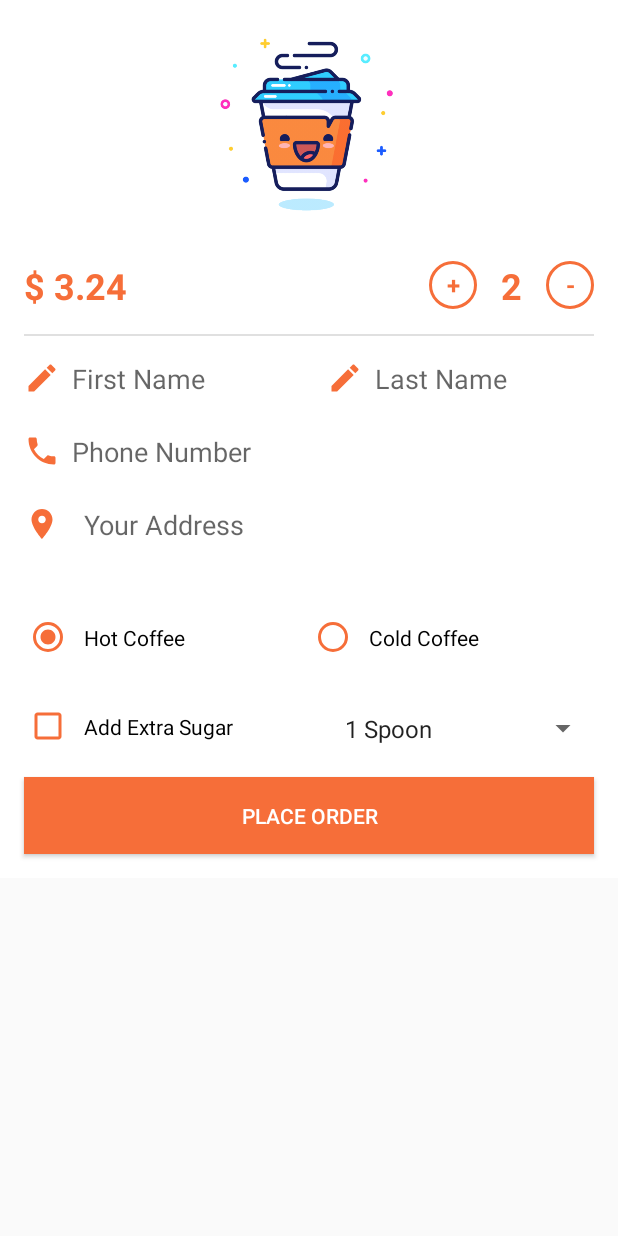
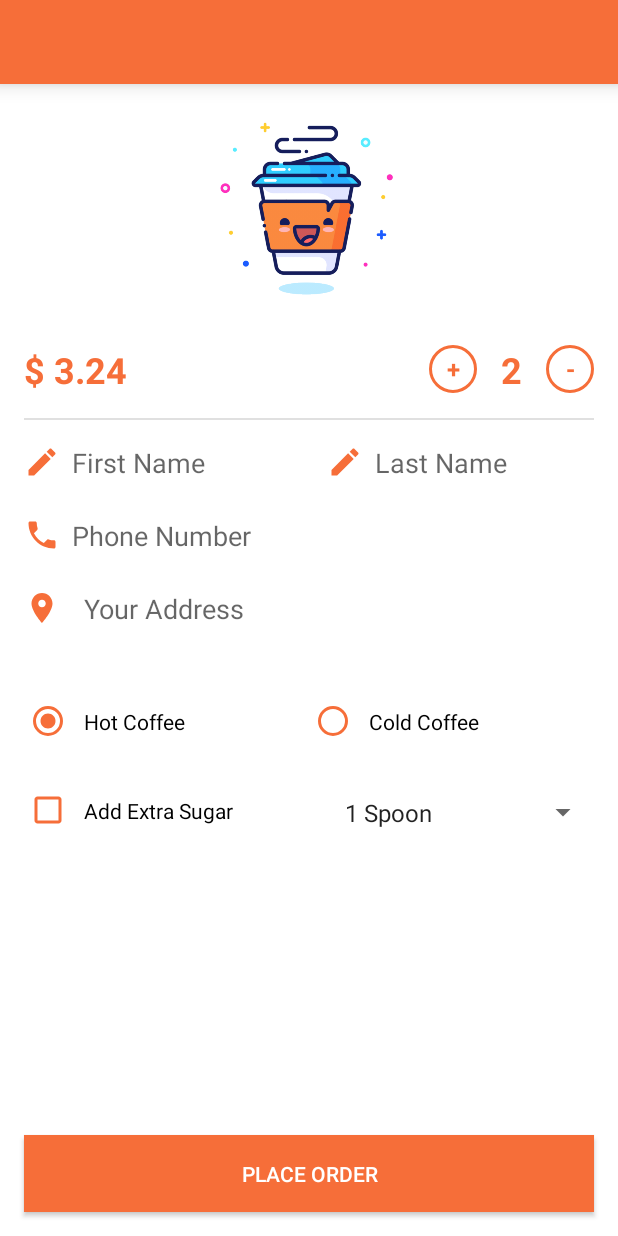
Before and after one commit to inverseai/Android_Academy, an Android app: the screen it shows after launch (MainActivity), on a phone screen of 412 x 824 dp. Run offline under Robolectric (Android 15) with nearby library versions, the phone set to English and light mode, and no system bars.

Commit message:
added toolbar, nested constraint layout and placed scrollview inside another cosntraint layout

```diff
--- a/02.UIComponents-Better UI/app/src/main/res/layout/activity_main.xml
+++ b/02.UIComponents-Better UI/app/src/main/res/layout/activity_main.xml
@@ -1,11 +1,24 @@
 <?xml version="1.0" encoding="utf-8"?>
-<ScrollView
-    android:layout_height="wrap_content"
+<androidx.constraintlayout.widget.ConstraintLayout
+    android:layout_height="match_parent"
     android:layout_width="match_parent"
     android:background="@color/white"
     xmlns:android="http://schemas.android.com/apk/res/android"
     xmlns:tools="http://schemas.android.com/tools"
     xmlns:app="http://schemas.android.com/apk/res-auto">
+
+    <include layout="@layout/app_toolbar"/>
+
+    <ScrollView
+        android:id="@+id/scrollView2"
+        android:layout_width="match_parent"
+        android:layout_height="wrap_content"
+        android:background="@color/white"
+        android:paddingBottom="150dp"
+        android:clipToPadding="false"
+        app:layout_constraintEnd_toEndOf="parent"
+        app:layout_constraintStart_toStartOf="parent"
+        app:layout_constraintTop_toBottomOf="@id/app_toolbar">
 
         <androidx.constraintlayout.widget.ConstraintLayout
             android:layout_width="match_parent"
@@ -17,190 +30,189 @@
                 android:id="@+id/coffee_icon"
                 android:layout_width="124dp"
                 android:layout_height="150dp"
+                android:layout_gravity="center"
                 android:layout_margin="@dimen/default_margin_padding"
                 android:src="@drawable/coffee"
+                app:layout_constraintEnd_toEndOf="parent"
                 app:layout_constraintStart_toStartOf="parent"
-            app:layout_constraintEnd_toEndOf="parent"
-            app:layout_constraintTop_toTopOf="parent"
-            android:layout_gravity="center"/>
+                app:layout_constraintTop_toTopOf="parent" />
 
             <TextView
                 android:id="@+id/coffee_price_text"
                 android:layout_width="wrap_content"
                 android:layout_height="wrap_content"
+                android:layout_margin="@dimen/double_margin_padding"
                 android:text="$ 3.24"
+                android:textColor="@color/light_orange"
+                android:textSize="@dimen/large_font_size"
                 android:textStyle="bold"
-            android:layout_margin="@dimen/double_margin_padding"
-            app:layout_constraintTop_toBottomOf="@id/coffee_icon"
                 app:layout_constraintStart_toStartOf="parent"
-            android:textSize="@dimen/large_font_size"
-            android:textColor="@color/light_orange"/>
+                app:layout_constraintTop_toBottomOf="@id/coffee_icon" />
 
             <TextView
                 android:id="@+id/coffee_plus_button"
                 android:layout_width="32dp"
                 android:layout_height="32dp"
+                android:layout_margin="@dimen/double_margin_padding"
+                android:background="@drawable/round_light_orange"
+                android:gravity="center"
                 android:text="+"
-            android:background="@drawable/round_light_orange"
+                android:textColor="@color/light_orange"
+                android:textSize="@dimen/default_font_size"
                 android:textStyle="bold"
-            android:gravity="center"
-            android:layout_margin="@dimen/double_margin_padding"
-            app:layout_constraintTop_toBottomOf="@id/coffee_icon"
                 app:layout_constraintEnd_toStartOf="@id/coffee_num_of_cup_text"
-            android:textSize="@dimen/default_font_size"
-            android:textColor="@color/light_orange"/>
+                app:layout_constraintTop_toBottomOf="@id/coffee_icon" />
 
             <TextView
                 android:id="@+id/coffee_minus_button"
                 android:layout_width="32dp"
                 android:layout_height="32dp"
+                android:layout_margin="@dimen/double_margin_padding"
+                android:background="@drawable/round_light_orange"
+                android:gravity="center"
                 android:text="-"
+                android:textColor="@color/light_orange"
+                android:textSize="@dimen/default_font_size"
                 android:textStyle="bold"
-            android:gravity="center"
-            android:background="@drawable/round_light_orange"
-            android:layout_margin="@dimen/double_margin_padding"
-            app:layout_constraintTop_toBottomOf="@id/coffee_icon"
                 app:layout_constraintEnd_toEndOf="parent"
-            android:textSize="@dimen/default_font_size"
-            android:textColor="@color/light_orange"/>
+                app:layout_constraintTop_toBottomOf="@id/coffee_icon" />
 
             <TextView
                 android:id="@+id/coffee_num_of_cup_text"
                 android:layout_width="wrap_content"
                 android:layout_height="wrap_content"
+                android:layout_margin="@dimen/double_margin_padding"
                 android:text="2"
+                android:textColor="@color/light_orange"
+                android:textSize="@dimen/large_font_size"
                 android:textStyle="bold"
-            android:layout_margin="@dimen/double_margin_padding"
-            app:layout_constraintTop_toBottomOf="@id/coffee_icon"
                 app:layout_constraintEnd_toStartOf="@id/coffee_minus_button"
-            android:textSize="@dimen/large_font_size"
-            android:textColor="@color/light_orange"/>
+                app:layout_constraintTop_toBottomOf="@id/coffee_icon" />
 
             <View
                 android:id="@+id/divider"
                 android:layout_width="match_parent"
                 android:layout_height="1dp"
+                android:layout_margin="@dimen/double_margin_padding"
                 android:background="?android:attr/listDivider"
-            app:layout_constraintTop_toBottomOf="@id/coffee_price_text"
-            android:layout_margin="@dimen/double_margin_padding"
+                app:layout_constraintEnd_toEndOf="parent"
                 app:layout_constraintStart_toStartOf="parent"
-            app:layout_constraintEnd_toEndOf="parent"/>
+                app:layout_constraintTop_toBottomOf="@id/coffee_price_text" />
 
 
             <EditText
                 android:id="@+id/customer_first_name_edit_text"
                 android:layout_width="0dp"
-            app:layout_constraintWidth_percent="0.45"
                 android:layout_height="wrap_content"
-            android:padding="@dimen/default_margin_padding"
                 android:layout_margin="@dimen/default_margin_padding"
-            android:hint="@string/first_name"
+                android:background="@drawable/edit_text_bg"
                 android:drawableStart="@drawable/edit_orange"
                 android:drawablePadding="@dimen/default_margin_padding"
+                android:hint="@string/first_name"
+                android:inputType="textAutoComplete"
+                android:padding="@dimen/default_margin_padding"
+                app:layout_constraintStart_toStartOf="parent"
                 app:layout_constraintTop_toBottomOf="@id/divider"
-            app:layout_constraintStart_toStartOf="parent"
-            android:background="@drawable/edit_text_bg"
-            android:inputType="textAutoComplete"/>
+                app:layout_constraintWidth_percent="0.45" />
 
             <EditText
                 android:id="@+id/customer_last_name_edit_text"
                 android:layout_width="0dp"
-            app:layout_constraintWidth_percent="0.45"
                 android:layout_height="wrap_content"
-            android:padding="@dimen/default_margin_padding"
                 android:layout_margin="@dimen/default_margin_padding"
-            android:hint="@string/last_name"
+                android:background="@drawable/edit_text_bg"
                 android:drawableStart="@drawable/edit_orange"
                 android:drawablePadding="@dimen/default_margin_padding"
+                android:hint="@string/last_name"
+                android:inputType="phone"
+                android:padding="@dimen/default_margin_padding"
+                app:layout_constraintEnd_toEndOf="parent"
+                app:layout_constraintStart_toEndOf="@id/customer_first_name_edit_text"
                 app:layout_constraintTop_toBottomOf="@id/divider"
-            app:layout_constraintStart_toEndOf="@id/customer_first_name_edit_text"
-            app:layout_constraintEnd_toEndOf="parent"
-            android:background="@drawable/edit_text_bg"
-            android:inputType="phone"/>
+                app:layout_constraintWidth_percent="0.45" />
 
             <EditText
                 android:id="@+id/customer_phone_no_edit_text"
                 android:layout_width="match_parent"
                 android:layout_height="wrap_content"
-            android:padding="@dimen/default_margin_padding"
                 android:layout_margin="@dimen/default_margin_padding"
-            android:hint="@string/your_phone_no"
+                android:background="@drawable/edit_text_bg"
                 android:drawableStart="@drawable/phone_orange"
                 android:drawablePadding="@dimen/default_margin_padding"
-            app:layout_constraintTop_toBottomOf="@id/customer_first_name_edit_text"
+                android:hint="@string/your_phone_no"
+                android:inputType="phone"
+                android:padding="@dimen/default_margin_padding"
+                app:layout_constraintEnd_toEndOf="parent"
                 app:layout_constraintStart_toEndOf="@id/customer_first_name_edit_text"
-            app:layout_constraintEnd_toEndOf="parent"
-            android:background="@drawable/edit_text_bg"
-            android:inputType="phone"/>
+                app:layout_constraintTop_toBottomOf="@id/customer_first_name_edit_text" />
 
             <LinearLayout
                 android:id="@+id/address_view"
                 android:layout_width="match_parent"
                 android:layout_height="wrap_content"
+                android:layout_margin="@dimen/default_margin_padding"
                 android:orientation="horizontal"
-            app:layout_constraintTop_toBottomOf="@id/customer_phone_no_edit_text"
+                app:layout_constraintEnd_toEndOf="parent"
                 app:layout_constraintStart_toStartOf="parent"
-            app:layout_constraintEnd_toEndOf="parent"
-            android:layout_margin="@dimen/default_margin_padding">
+                app:layout_constraintTop_toBottomOf="@id/customer_phone_no_edit_text">
 
                 <ImageView
                     android:layout_width="wrap_content"
                     android:layout_height="wrap_content"
-                android:src="@drawable/address_orange"
-                android:layout_margin="@dimen/default_margin_padding"/>
+                    android:layout_margin="@dimen/default_margin_padding"
+                    android:src="@drawable/address_orange" />
 
                 <EditText
                     android:id="@+id/customer_address_edit_text"
                     android:layout_width="match_parent"
                     android:layout_height="wrap_content"
-                android:padding="@dimen/default_margin_padding"
+                    android:background="@drawable/edit_text_bg"
+                    android:gravity="start"
                     android:hint="@string/your_address"
-                android:background="@drawable/edit_text_bg"
+                    android:inputType="textAutoComplete|textMultiLine"
                     android:minLines="2"
-                android:gravity="start"
-                android:inputType="textAutoComplete|textMultiLine"/>
+                    android:padding="@dimen/default_margin_padding" />
 
             </LinearLayout>
-
 
 
             <EditText
                 android:id="@+id/num_of_coffee_edit_text"
                 android:layout_width="match_parent"
                 android:layout_height="wrap_content"
-            android:visibility="gone"
-            android:padding="@dimen/default_margin_padding"
                 android:layout_margin="@dimen/default_margin_padding"
                 android:hint="@string/no_of_cup"
-            android:inputType="number"/>
+                android:inputType="number"
+                android:padding="@dimen/default_margin_padding"
+                android:visibility="gone" />
 
             <RadioGroup
                 android:id="@+id/coffee_type_radio_group"
                 android:layout_width="match_parent"
                 android:layout_height="wrap_content"
-            android:padding="@dimen/default_margin_padding"
                 android:layout_margin="@dimen/default_margin_padding"
                 android:orientation="horizontal"
+                android:padding="@dimen/default_margin_padding"
                 app:layout_constraintTop_toBottomOf="@id/address_view">
 
                 <RadioButton
                     android:id="@+id/hot_coffee_radio_button"
                     android:layout_width="0dp"
+                    android:layout_height="wrap_content"
                     android:layout_weight="1"
-                android:layout_height="wrap_content"
-                android:text="@string/hot_coffee"
+                    android:buttonTint="@color/light_orange"
                     android:checked="true"
-                android:buttonTint="@color/light_orange"
-                android:padding="@dimen/default_margin_padding"/>
+                    android:padding="@dimen/default_margin_padding"
+                    android:text="@string/hot_coffee" />
 
                 <RadioButton
                     android:id="@+id/cold_coffee_radio_button"
                     android:layout_width="0dp"
+                    android:layout_height="wrap_content"
                     android:layout_weight="1"
-                android:layout_height="wrap_content"
-                android:text="@string/cold_coffee"
                     android:buttonTint="@color/light_orange"
-                android:padding="@dimen/default_margin_padding"/>
+                    android:padding="@dimen/default_margin_padding"
+                    android:text="@string/cold_coffee" />
 
             </RadioGroup>
 
@@ -208,26 +220,30 @@
             <CheckBox
                 android:id="@+id/extra_sugar_checkbox"
                 android:layout_width="0dp"
-            app:layout_constraintWidth_percent="0.45"
                 android:layout_height="wrap_content"
+                android:layout_margin="@dimen/double_margin_padding"
+                android:buttonTint="@color/light_orange"
                 android:padding="@dimen/default_margin_padding"
                 android:text="@string/add_extra_sugar"
                 app:layout_constraintStart_toStartOf="parent"
                 app:layout_constraintTop_toBottomOf="@id/coffee_type_radio_group"
-            android:buttonTint="@color/light_orange"
-            android:layout_margin="@dimen/double_margin_padding"/>
+                app:layout_constraintWidth_percent="0.45" />
 
             <Spinner
                 android:id="@+id/num_of_extra_sugar_spoon"
                 android:layout_width="0dp"
                 android:layout_height="wrap_content"
-            app:layout_constraintWidth_percent="0.45"
+                android:layout_margin="@dimen/double_margin_padding"
+                android:entries="@array/extra_sugar_option"
+                android:padding="@dimen/default_margin_padding"
+                app:layout_constraintEnd_toEndOf="parent"
                 app:layout_constraintStart_toEndOf="@id/extra_sugar_checkbox"
-            app:layout_constraintEnd_toEndOf="parent"
                 app:layout_constraintTop_toBottomOf="@id/coffee_type_radio_group"
-            android:layout_margin="@dimen/double_margin_padding"
-            android:padding="@dimen/default_margin_padding"
-            android:entries="@array/extra_sugar_option"/>
+                app:layout_constraintWidth_percent="0.45" />
+
+        </androidx.constraintlayout.widget.ConstraintLayout>
+
+    </ScrollView>
 
 
     <Button
@@ -235,15 +251,12 @@
         android:layout_width="match_parent"
         android:layout_height="wrap_content"
         android:layout_margin="@dimen/double_margin_padding"
+        android:background="@color/light_orange"
         android:padding="@dimen/double_margin_padding"
         android:text="@string/place_order"
+        android:textColor="@android:color/white"
         app:layout_constraintBottom_toBottomOf="parent"
-            app:layout_constraintTop_toBottomOf="@id/extra_sugar_checkbox"
-            app:layout_constraintStart_toStartOf="parent"
         app:layout_constraintEnd_toEndOf="parent"
-            android:textColor="@android:color/white"
-            android:background="@color/light_orange"/>
+        app:layout_constraintStart_toStartOf="parent"/>
 
 </androidx.constraintlayout.widget.ConstraintLayout>
-
-</ScrollView>
--- /dev/null
+++ b/02.UIComponents-Better UI/app/src/main/res/layout/app_toolbar.xml
@@ -0,0 +1,9 @@
+<?xml version="1.0" encoding="utf-8"?>
+<androidx.appcompat.widget.Toolbar xmlns:android="http://schemas.android.com/apk/res/android"
+    android:id="@+id/app_toolbar"
+    android:layout_width="match_parent"
+    android:layout_height="?attr/actionBarSize"
+    xmlns:app="http://schemas.android.com/apk/res-auto"
+    android:background="@color/light_orange"
+    android:elevation="@dimen/default_margin_padding"
+    />
--- a/02.UIComponents-Better UI/app/src/main/res/values/colors.xml
+++ b/02.UIComponents-Better UI/app/src/main/res/values/colors.xml
@@ -1,7 +1,7 @@
 <?xml version="1.0" encoding="utf-8"?>
 <resources>
-    <color name="colorPrimary">#008577</color>
-    <color name="colorPrimaryDark">#00574B</color>
+    <color name="colorPrimary">#F66E39</color>
+    <color name="colorPrimaryDark">#E64A19</color>
     <color name="colorAccent">#D81B60</color>
     <color name="light_orange">#F66E39</color>
     <color name="white">#FFF</color>
```
Lines whose indentation alone changed are shown as unchanged.
